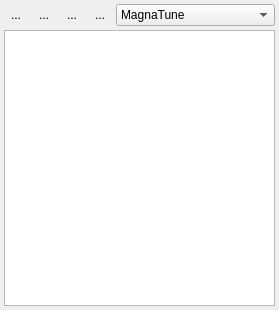
Before: the Qt Designer form src/browser_viewer.ui in DrMoriarty/cuberok, drawn with Qt 5.
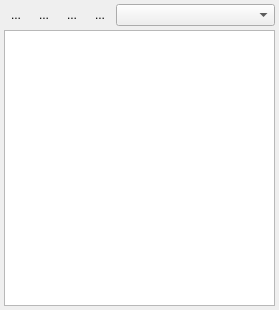
After: the same form once the commit is applied. Icons and pictures are not drawn.

```diff
--- a/src/browser_viewer.ui
+++ b/src/browser_viewer.ui
@@ -108,6 +108,11 @@
         <property name="currentIndex">
          <number>0</number>
         </property>
+        <item>
+         <property name="text">
+          <string/>
+         </property>
+        </item>
         <item>
          <property name="text">
           <string>MagnaTune</string>
```
Left out of the diff: 5 changed lines with no effect on the pictures.
